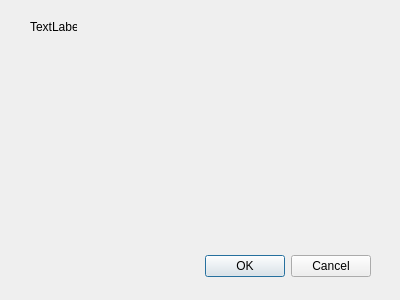
This is source/miningunitdialog.ui in martin-kudlicka/crypto-miner as Qt 5 draws it before an edit. The edited form follows.
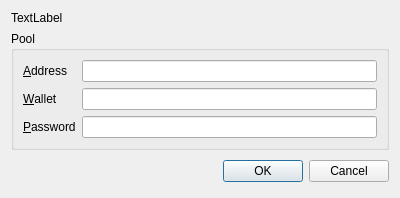
This is the edited form.

Commit message: + widget settings

```diff
--- a/source/miningunitdialog.ui
+++ b/source/miningunitdialog.ui
@@ -7,21 +7,69 @@
     <x>0</x>
     <y>0</y>
     <width>400</width>
-    <height>300</height>
+    <height>181</height>
    </rect>
   </property>
   <property name="windowTitle">
    <string>Mining unit</string>
   </property>
-  <widget class="QWidget" name="layoutWidget">
-   <property name="geometry">
-    <rect>
-     <x>20</x>
-     <y>250</y>
-     <width>351</width>
-     <height>33</height>
-    </rect>
-   </property>
+  <layout class="QVBoxLayout" name="verticalLayout">
+   <item>
+    <widget class="QLabel" name="name">
+     <property name="text">
+      <string>TextLabel</string>
+     </property>
+    </widget>
+   </item>
+   <item>
+    <widget class="QGroupBox" name="groupBox">
+     <property name="title">
+      <string>Pool</string>
+     </property>
+     <layout class="QFormLayout" name="formLayout">
+      <item row="0" column="0">
+       <widget class="QLabel" name="label">
+        <property name="text">
+         <string>&amp;Address</string>
+        </property>
+        <property name="buddy">
+         <cstring>poolAddress</cstring>
+        </property>
+       </widget>
+      </item>
+      <item row="0" column="1">
+       <widget class="QLineEdit" name="poolAddress"/>
+      </item>
+      <item row="1" column="0">
+       <widget class="QLabel" name="label_2">
+        <property name="text">
+         <string>&amp;Wallet</string>
+        </property>
+        <property name="buddy">
+         <cstring>poolWallet</cstring>
+        </property>
+       </widget>
+      </item>
+      <item row="1" column="1">
+       <widget class="QLineEdit" name="poolWallet"/>
+      </item>
+      <item row="2" column="0">
+       <widget class="QLabel" name="label_3">
+        <property name="text">
+         <string>&amp;Password</string>
+        </property>
+        <property name="buddy">
+         <cstring>poolPassword</cstring>
+        </property>
+       </widget>
+      </item>
+      <item row="2" column="1">
+       <widget class="QLineEdit" name="poolPassword"/>
+      </item>
+     </layout>
+    </widget>
+   </item>
+   <item>
    <layout class="QHBoxLayout">
     <property name="spacing">
      <number>6</number>
@@ -66,20 +114,8 @@
      </widget>
     </item>
    </layout>
-  </widget>
-  <widget class="QLabel" name="name">
-   <property name="geometry">
-    <rect>
-     <x>30</x>
-     <y>20</y>
-     <width>47</width>
-     <height>13</height>
-    </rect>
-   </property>
-   <property name="text">
-    <string>TextLabel</string>
-   </property>
-  </widget>
+   </item>
+  </layout>
  </widget>
  <resources/>
  <connections>
```
Lines whose indentation alone changed are shown as unchanged. The commit also changes 2 other files.
